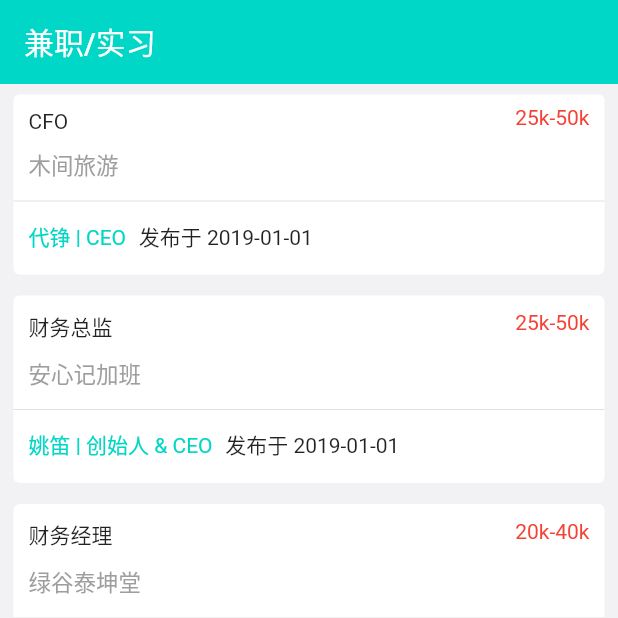
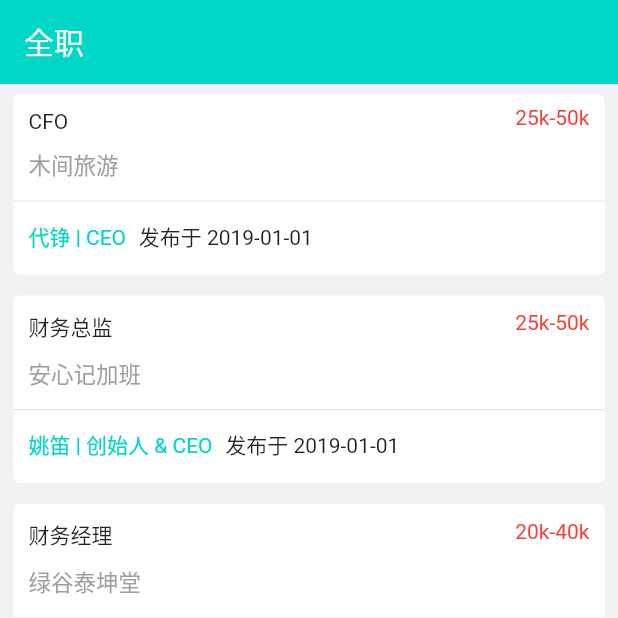
Before and after one commit to tjswk2008/yacai, a Flutter app: the screen it shows after launch, on a phone screen of 412 x 824 dp, the top half of it. Run offline on Flutter 3.47's test engine with Material 2 defaults, Android fonts, the light colour scheme and no system bars; our stand-ins replace shared_preferences.

```diff
--- a/lib/app/component/common_button.dart
+++ b/lib/app/component/common_button.dart
@@ -23,7 +23,7 @@ class CommonButtonState extends State<CommonButton> {
       child: new Container(
         height: 45,
         decoration: new BoxDecoration(
-          color: new Color.fromARGB(255, 242, 242, 245),
+          color: new Color.fromARGB(255, 0, 215, 198),
           border: new Border.all(color: const Color(0xffcccccc)),
           borderRadius: new BorderRadius.all(new Radius.circular(30))
         ),
@@ -33,5 +33,4 @@ class CommonButtonState extends State<CommonButton> {
       ),
     );
   }
-
 }
--- a/lib/app/view/jobs_view.dart
+++ b/lib/app/view/jobs_view.dart
@@ -3,11 +3,13 @@ import 'package:flutter_app/app/item/joblist_item.dart';
 import 'package:flutter_app/app/model/job.dart';
 import 'package:flutter_app/app/model/company.dart';
 import 'package:flutter_app/app/view/job/job_detail.dart';
+// import 'dart:developer';
 
 class JobsTab extends StatefulWidget {
   final List<Job> _jobs;
+  final String _title;
 
-  JobsTab(this._jobs);
+  JobsTab(this._jobs, this._title);
   @override
   JobList createState() => new JobList();
 }
@@ -27,7 +29,7 @@ class JobList extends State<JobsTab> {
       backgroundColor: new Color.fromARGB(255, 242, 242, 245),
       appBar: new AppBar(
         elevation: 0.0,
-        title: new Text('兼职/实习',
+        title: new Text(widget._title,
             style: new TextStyle(fontSize: 20.0, color: Colors.white)),
       ),
       body: new ListView.builder(
--- a/lib/home.dart
+++ b/lib/home.dart
@@ -21,6 +21,7 @@ class HomeState extends State<BossApp> with SingleTickerProviderStateMixin {
   int _currentIndex = 0;
   TabController _controller;
   VoidCallback onChanged;
+  Widget mine = new MineTab();
   static String jobJson = """
       {
         "list": [
@@ -147,10 +148,10 @@ class HomeState extends State<BossApp> with SingleTickerProviderStateMixin {
     return new Scaffold(
       body: new TabBarView(
         children: <Widget>[
-          new JobsTab(fullTime),
-          new JobsTab(partTime),
+          new JobsTab(fullTime, '全职'),
+          new JobsTab(partTime, '兼职/实习'),
           new MessageTab(),
-          new MineTab()
+          mine
         ],
         controller: _controller,
       ),
@@ -209,5 +210,6 @@ void main() {
         primaryColor: _kPrimaryColor,
         accentColor: Colors.cyan[300],
       ),
-      home: new BossApp()));
+      home: new BossApp()
+  ));
 }
--- a/lib/main.dart
+++ b/lib/main.dart
@@ -1,7 +1,11 @@
 import 'package:flutter/material.dart';
 import 'package:flutter_app/splash.dart';
+import 'package:flutter_app/app/view/login_view.dart';
+import 'package:flutter_app/home.dart';
+// import 'package:flutter/rendering.dart';
 
 void main() {
+  // debugPaintSizeEnabled=true;
   runApp(new MaterialApp(
     title: "丫财",
     theme: new ThemeData(
--- a/pubspec.yaml
+++ b/pubspec.yaml
@@ -9,6 +9,7 @@ dependencies:
   # Use with the CupertinoIcons class for iOS style icons.
   cupertino_icons: ^0.1.0
   english_words: ^3.1.0
+  shared_preferences: ^0.4.3
 
 dev_dependencies:
   flutter_test:
@@ -40,6 +41,7 @@ flutter:
       - assets/images/ic_main_tab_find_pre.png
       - assets/images/ic_main_tab_my_nor.png
       - assets/images/ic_main_tab_my_pre.png
+      - assets/images/ic_avatar_default.png
 
   # An image asset can refer to one or more resolution-specific "variants", see
   # https://flutter.io/assets-and-images/#resolution-aware.
```
Also changed, not shown: lib/app/view/login_view.dart (+3 -19 lines), lib/app/view/mine_view.dart (+52 -6 lines), assets/images/ic_avatar_default.png (added), 1 other file.
